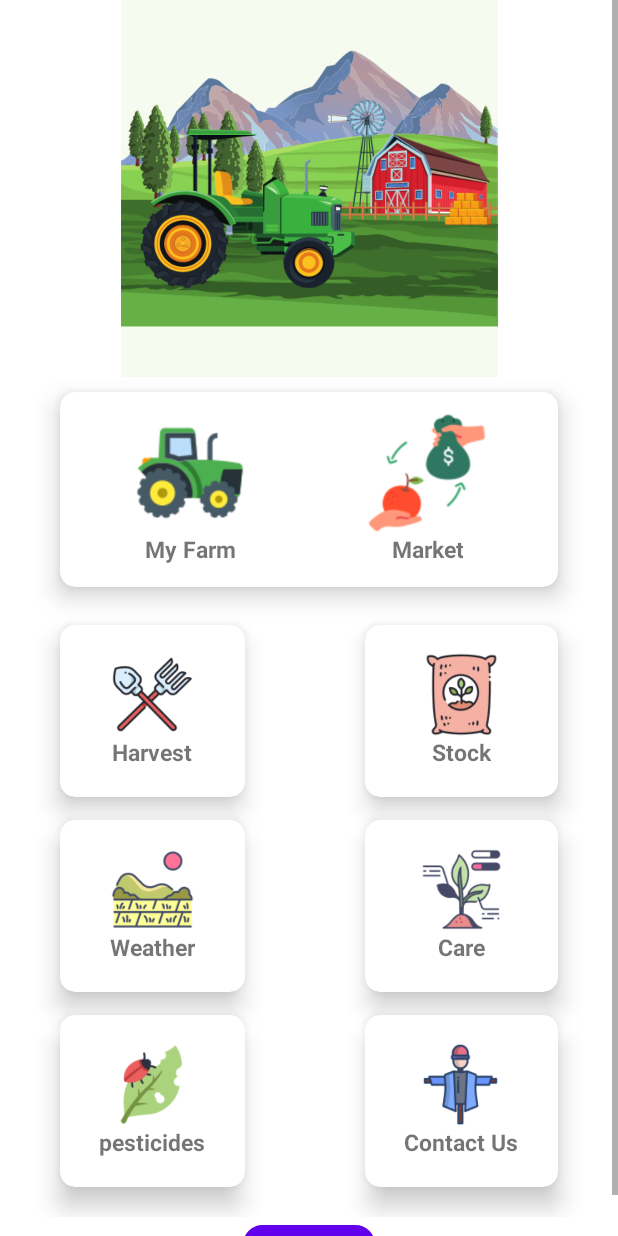
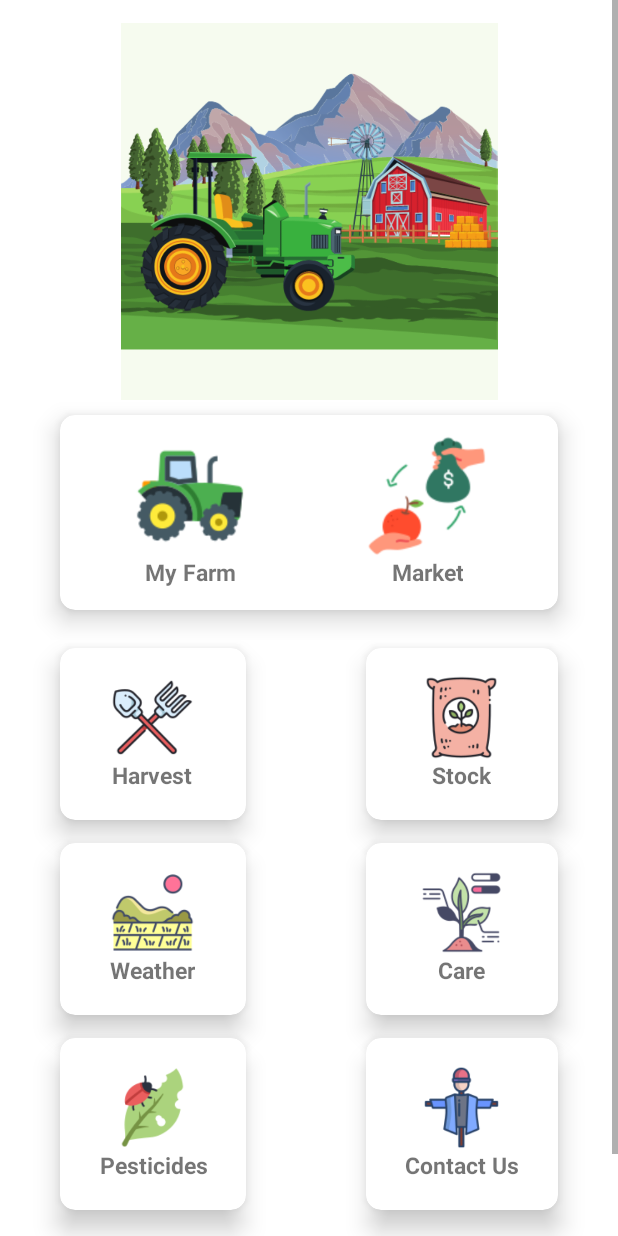
Before and after one commit to preetihupare/FarmHelp2, an Android app: the layout activity_home_page.xml on its own in the app's theme, with its tools: preview values and no code run, on a phone screen of 412 x 824 dp. Run offline under Robolectric (Android 15) with nearby library versions, the phone set to English and light mode, and no system bars; Roboto replaces fonts that are not available here.

Commit message:
Made some minor changes in Home Page //Changes By Adnan Attar

```diff
--- a/app/src/main/res/layout/activity_home_page.xml
+++ b/app/src/main/res/layout/activity_home_page.xml
@@ -9,8 +9,7 @@
 
     <ScrollView
         android:layout_width="match_parent"
-        android:layout_height="wrap_content"
-        >
+        android:layout_height="wrap_content">
 
         <LinearLayout
             android:layout_width="match_parent"
@@ -21,7 +20,8 @@
                 android:id="@+id/imageView"
                 android:layout_width="match_parent"
                 android:layout_height="251dp"
-                android:src="@drawable/city4"></ImageView>
+                android:src="@drawable/city4"
+                android:layout_marginTop="15dp"/>
 
 
 
@@ -72,11 +72,11 @@
                             android:layout_weight="1"
 
                             >
+
                             <ImageView
                                 android:layout_width="80dp"
                                 android:layout_height="80dp"
-                                android:src="@drawable/myfarm"
-                                ></ImageView>
+                                android:src="@drawable/myfarm" />
 
                             <TextView
                                 android:layout_width="wrap_content"
@@ -84,8 +84,7 @@
                                 android:text="My Farm"
                                 android:textAlignment="center"
                                 android:textStyle="bold"
-                                android:textSize="15sp"
-                                ></TextView>
+                                android:textSize="15sp" />
                         </LinearLayout>
 
 
@@ -98,11 +97,11 @@
                             android:layout_weight="1"
 
                             >
+
                             <ImageView
                                 android:layout_width="80dp"
                                 android:layout_height="80dp"
-                                android:src="@drawable/market"
-                                ></ImageView>
+                                android:src="@drawable/market" />
 
                             <TextView
                                 android:layout_width="wrap_content"
@@ -110,8 +109,7 @@
                                 android:text="Market"
                                 android:textAlignment="center"
                                 android:textStyle="bold"
-                                android:textSize="15sp"
-                                ></TextView>
+                                android:textSize="15sp" />
                         </LinearLayout>
 
                     </LinearLayout>
@@ -161,7 +159,7 @@
                         <ImageView
                             android:layout_width="55dp"
                             android:layout_height="55dp"
-                            android:src="@drawable/harvest"></ImageView>
+                            android:src="@drawable/harvest" />
 
                         <TextView
                             android:layout_width="wrap_content"
@@ -169,7 +167,7 @@
                             android:text="Harvest"
                             android:textAlignment="center"
                             android:textSize="15sp"
-                            android:textStyle="bold"></TextView>
+                            android:textStyle="bold" />
                     </LinearLayout>
                 </androidx.cardview.widget.CardView>
 
@@ -199,19 +197,19 @@
                         android:gravity="center"
                         android:layout_gravity="center_vertical|center_horizontal"
                         >
+
                         <ImageView
                             android:layout_width="55dp"
                             android:layout_height="55dp"
-                            android:src="@drawable/stock"
-                            ></ImageView>
+                            android:src="@drawable/stock" />
+
                         <TextView
                             android:layout_width="wrap_content"
                             android:layout_height="wrap_content"
                             android:text="Stock"
                             android:textAlignment="center"
                             android:textStyle="bold"
-                            android:textSize="15sp"
-                            ></TextView>
+                            android:textSize="15sp" />
                     </LinearLayout>
                 </androidx.cardview.widget.CardView>
 
@@ -241,19 +239,19 @@
                         android:gravity="center"
                         android:layout_gravity="center_vertical|center_horizontal"
                         >
+
                         <ImageView
                             android:layout_width="55dp"
                             android:layout_height="55dp"
-                            android:src="@drawable/weather"
-                            ></ImageView>
+                            android:src="@drawable/weather" />
+
                         <TextView
                             android:layout_width="wrap_content"
                             android:layout_height="wrap_content"
                             android:text="Weather"
                             android:textAlignment="center"
                             android:textStyle="bold"
-                            android:textSize="15sp"
-                            ></TextView>
+                            android:textSize="15sp" />
                     </LinearLayout>
                 </androidx.cardview.widget.CardView>
 
@@ -320,19 +318,19 @@
                         android:gravity="center"
                         android:layout_gravity="center_vertical|center_horizontal"
                         >
+
                         <ImageView
                             android:layout_width="55dp"
                             android:layout_height="55dp"
-                            android:src="@drawable/pesticide"
-                            ></ImageView>
+                            android:src="@drawable/pesticide" />
+
                         <TextView
                             android:layout_width="wrap_content"
                             android:layout_height="wrap_content"
-                            android:text="pesticides"
+                            android:text="Pesticides"
                             android:textAlignment="center"
                             android:textStyle="bold"
-                            android:textSize="15sp"
-                            ></TextView>
+                            android:textSize="15sp" />
                     </LinearLayout>
                 </androidx.cardview.widget.CardView>
 
@@ -376,16 +374,17 @@
 
             </GridLayout>
 
-            <Button
+            <androidx.appcompat.widget.AppCompatButton
                 android:layout_width="wrap_content"
                 android:layout_height="35dp"
-                android:background="@drawable/custom_button"
+                android:background="@drawable/rounded_corner"
                 android:text="Logout"
                 android:layout_gravity="center"
                 android:textSize="12sp"
                 android:textAlignment="center"
                 android:layout_marginTop="5dp"
-                ></Button>
+                android:layout_marginBottom="15dp"
+                ></androidx.appcompat.widget.AppCompatButton>
         </LinearLayout>
     </ScrollView>
 </RelativeLayout>
```
